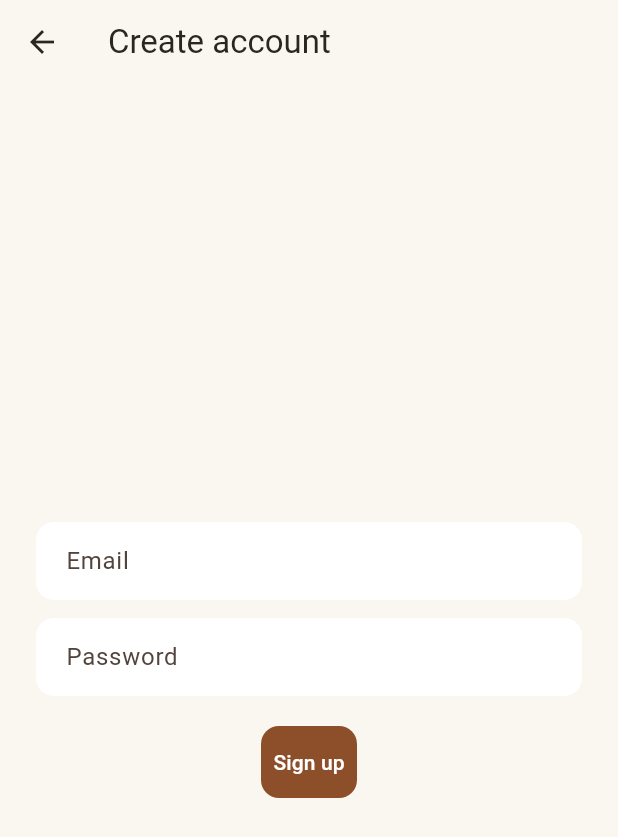
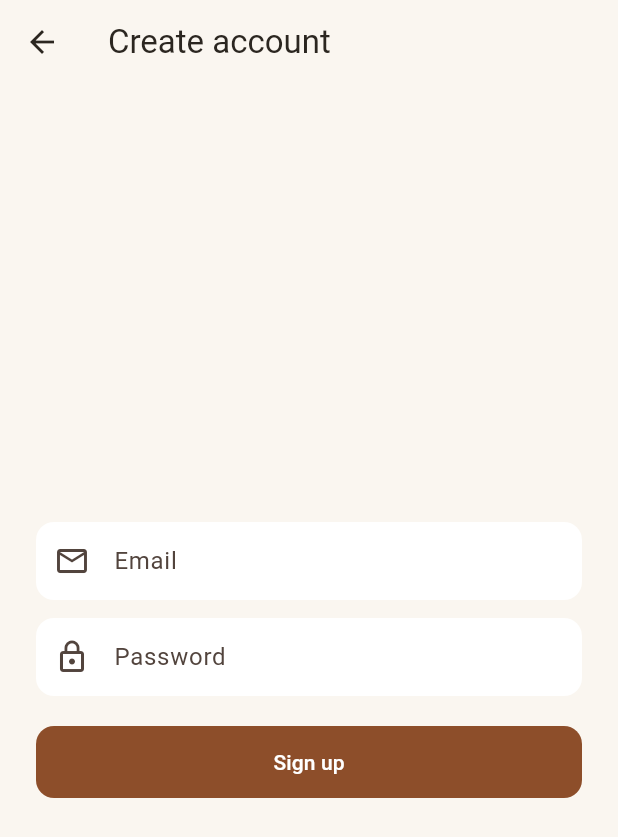
Before and after one commit to thunyataps/food_diary, a Flutter app: the screen it shows after launch, after a tap on "Sign in", after a tap on "Create account", on a phone screen of 412 x 824 dp. Shown: the top 837 px of the screen. Run offline on Flutter 3.47's test engine with Material 3 defaults, Android fonts, the phone set to English and light mode, and no system bars; our stand-ins replace fl_chart, flutter_image_compress, flutter_svg, image_picker, open_filex, package_info_plus and 2 more; accounts and stored records are empty; generated files the repository leaves out were written again; network calls fail.

Commit message:
Redesign the login/signup screens and add a properly-branded Google button
- Login: circular icon badge, subtitle, full-width stretched fields/
  buttons, prefix icons on email/password, an "or" divider separating
  email sign-in from Google sign-in.
- Google sign-in now follows Google's Sign-In branding guidelines: a
  white button with the official 4-color "G" mark (new SVG asset via
  flutter_svg) and neutral gray border/text, instead of an unbranded
  outlined button in the app's terracotta color.
- Signup: same prefix icons and stretched layout for visual consistency.
- Fixed a pre-existing leak: neither screen disposed its
  TextEditingControllers.

Verified on-device (emulator) in English, and via a widget probe that
the longer Thai "เข้าสู่ระบบด้วย Google" label doesn't overflow the
button at a 320dp width.

Co-Authored-By: Claude Sonnet 5 <noreply@anthropic.com>
Claude-Session: https://claude.ai/code/session_019w7Pizw15HziWNCZBprajr

```diff
--- a/lib/features/auth/login_screen.dart
+++ b/lib/features/auth/login_screen.dart
@@ -1,4 +1,5 @@
 import 'package:flutter/material.dart';
+import 'package:flutter_svg/flutter_svg.dart';
 
 import '../../l10n/generated/app_localizations.dart';
 import 'auth_repository.dart';
@@ -23,6 +24,13 @@ class _LoginScreenState extends State<LoginScreen> {
   String? _error;
   bool _loading = false;
 
+  @override
+  void dispose() {
+    _emailController.dispose();
+    _passwordController.dispose();
+    super.dispose();
+  }
+
   Future<void> _signIn() async {
     setState(() {
       _loading = true;
@@ -35,7 +43,9 @@ class _LoginScreenState extends State<LoginScreen> {
       );
       widget.onSignedIn();
     } catch (_) {
-      setState(() => _error = AppLocalizations.of(context).loginErrorFailed);
+      if (mounted) {
+        setState(() => _error = AppLocalizations.of(context).loginErrorFailed);
+      }
     } finally {
       if (mounted) setState(() => _loading = false);
     }
@@ -43,6 +53,8 @@ class _LoginScreenState extends State<LoginScreen> {
 
   @override
   Widget build(BuildContext context) {
+    final colorScheme = Theme.of(context).colorScheme;
+    final l10n = AppLocalizations.of(context);
     return Scaffold(
       body: SafeArea(
         child: Center(
@@ -52,22 +64,44 @@ class _LoginScreenState extends State<LoginScreen> {
               constraints: const BoxConstraints(maxWidth: 400),
               child: Column(
                 mainAxisSize: MainAxisSize.min,
+                crossAxisAlignment: CrossAxisAlignment.stretch,
                 children: [
-                  Icon(
-                    Icons.restaurant,
-                    size: 56,
-                    color: Theme.of(context).colorScheme.primary,
+                  Center(
+                    child: Container(
+                      width: 88,
+                      height: 88,
+                      decoration: BoxDecoration(
+                        shape: BoxShape.circle,
+                        color: colorScheme.primary.withValues(alpha: 0.12),
+                      ),
+                      child: Icon(
+                        Icons.restaurant,
+                        size: 40,
+                        color: colorScheme.primary,
+                      ),
+                    ),
                   ),
-                  const SizedBox(height: 12),
+                  const SizedBox(height: 20),
                   Text(
-                    AppLocalizations.of(context).appTitle,
-                    style: Theme.of(context).textTheme.headlineSmall,
+                    l10n.appTitle,
+                    textAlign: TextAlign.center,
+                    style: Theme.of(context).textTheme.headlineSmall
+                        ?.copyWith(fontWeight: FontWeight.bold),
                   ),
-                  const SizedBox(height: 32),
+                  const SizedBox(height: 8),
+                  Text(
+                    l10n.loginSubtitle,
+                    textAlign: TextAlign.center,
+                    style: Theme.of(context).textTheme.bodyMedium
+                        ?.copyWith(color: colorScheme.onSurfaceVariant),
+                  ),
+                  const SizedBox(height: 36),
                   TextField(
                     controller: _emailController,
+                    keyboardType: TextInputType.emailAddress,
                     decoration: InputDecoration(
-                      labelText: AppLocalizations.of(context).commonEmailLabel,
+                      labelText: l10n.commonEmailLabel,
+                      prefixIcon: const Icon(Icons.mail_outline),
                     ),
                   ),
                   const SizedBox(height: 12),
@@ -75,28 +109,46 @@ class _LoginScreenState extends State<LoginScreen> {
                     controller: _passwordController,
                     obscureText: true,
                     decoration: InputDecoration(
-                      labelText: AppLocalizations.of(context)
-                          .commonPasswordLabel,
+                      labelText: l10n.commonPasswordLabel,
+                      prefixIcon: const Icon(Icons.lock_outline),
                     ),
                   ),
                   if (_error != null) ...[
                     const SizedBox(height: 8),
                     Text(
                       _error!,
-                      style: TextStyle(
-                        color: Theme.of(context).colorScheme.error,
-                      ),
+                      textAlign: TextAlign.center,
+                      style: TextStyle(color: colorScheme.error),
                     ),
                   ],
                   const SizedBox(height: 20),
                   FilledButton(
                     onPressed: _loading ? null : _signIn,
-                    child: Text(AppLocalizations.of(context).loginSignInButton),
+                    child: Text(l10n.loginSignInButton),
                   ),
-                  const SizedBox(height: 12),
-                  OutlinedButton(
+                  const SizedBox(height: 20),
+                  Row(
+                    children: [
+                      Expanded(
+                        child: Divider(color: colorScheme.outlineVariant),
+                      ),
+                      Padding(
+                        padding: const EdgeInsets.symmetric(horizontal: 12),
+                        child: Text(
+                          l10n.loginOrDivider,
+                          style: Theme.of(context).textTheme.bodySmall
+                              ?.copyWith(color: colorScheme.onSurfaceVariant),
+                        ),
+                      ),
+                      Expanded(
+                        child: Divider(color: colorScheme.outlineVariant),
+                      ),
+                    ],
+                  ),
+                  const SizedBox(height: 20),
+                  _GoogleSignInButton(
+                    label: l10n.loginGoogleButton,
                     onPressed: () => widget.authRepository.signInWithGoogle(),
-                    child: Text(AppLocalizations.of(context).loginGoogleButton),
                   ),
                   const SizedBox(height: 12),
                   TextButton(
@@ -109,9 +161,7 @@ class _LoginScreenState extends State<LoginScreen> {
                         ),
                       ),
                     ),
-                    child: Text(
-                      AppLocalizations.of(context).commonCreateAccount,
-                    ),
+                    child: Text(l10n.commonCreateAccount),
                   ),
                 ],
               ),
@@ -122,3 +172,58 @@ class _LoginScreenState extends State<LoginScreen> {
     );
   }
 }
+
+/// A "Continue with Google" button matching Google's Sign-In branding
+/// guidelines: white surface, the official 4-color "G" mark, a neutral
+/// gray border/text — deliberately NOT themed with the app's terracotta
+/// palette, since Google's guidelines require the mark and button to stay
+/// visually consistent with Google's own brand regardless of host app.
+class _GoogleSignInButton extends StatelessWidget {
+  const _GoogleSignInButton({required this.label, required this.onPressed});
+
+  final String label;
+  final VoidCallback onPressed;
+
+  static const _borderColor = Color(0xFF747775);
+  static const _textColor = Color(0xFF1F1F1F);
+
+  @override
+  Widget build(BuildContext context) {
+    return SizedBox(
+      height: 48,
+      child: OutlinedButton(
+        onPressed: onPressed,
+        style: OutlinedButton.styleFrom(
+          backgroundColor: Colors.white,
+          side: const BorderSide(color: _borderColor),
+          shape: RoundedRectangleBorder(
+            borderRadius: BorderRadius.circular(12),
+          ),
+          padding: const EdgeInsets.symmetric(horizontal: 12),
+        ),
+        child: Row(
+          mainAxisAlignment: MainAxisAlignment.center,
+          children: [
+            SvgPicture.asset(
+              'assets/icons/google_logo.svg',
+              width: 18,
+              height: 18,
+            ),
+            const SizedBox(width: 12),
+            Flexible(
+              child: Text(
+                label,
+                overflow: TextOverflow.ellipsis,
+                style: const TextStyle(
+                  color: _textColor,
+                  fontSize: 14,
+                  fontWeight: FontWeight.w500,
+                ),
+              ),
+            ),
+          ],
+        ),
+      ),
+    );
+  }
+}
--- a/lib/features/auth/signup_screen.dart
+++ b/lib/features/auth/signup_screen.dart
@@ -22,6 +22,13 @@ class _SignupScreenState extends State<SignupScreen> {
   String? _error;
   String? _info;
   bool _loading = false;
+
+  @override
+  void dispose() {
+    _emailController.dispose();
+    _passwordController.dispose();
+    super.dispose();
+  }
 
   Future<void> _signUp() async {
     final navigator = Navigator.of(context);
@@ -74,11 +81,14 @@ class _SignupScreenState extends State<SignupScreen> {
               constraints: const BoxConstraints(maxWidth: 400),
               child: Column(
                 mainAxisSize: MainAxisSize.min,
+                crossAxisAlignment: CrossAxisAlignment.stretch,
                 children: [
                   TextField(
                     controller: _emailController,
+                    keyboardType: TextInputType.emailAddress,
                     decoration: InputDecoration(
                       labelText: AppLocalizations.of(context).commonEmailLabel,
+                      prefixIcon: const Icon(Icons.mail_outline),
                     ),
                   ),
                   const SizedBox(height: 12),
@@ -88,12 +98,14 @@ class _SignupScreenState extends State<SignupScreen> {
                     decoration: InputDecoration(
                       labelText: AppLocalizations.of(context)
                           .commonPasswordLabel,
+                      prefixIcon: const Icon(Icons.lock_outline),
                     ),
                   ),
                   if (_error != null) ...[
                     const SizedBox(height: 8),
                     Text(
                       _error!,
+                      textAlign: TextAlign.center,
                       style: TextStyle(
                         color: Theme.of(context).colorScheme.error,
                       ),
@@ -104,6 +116,7 @@ class _SignupScreenState extends State<SignupScreen> {
                     Text(
                       _info!,
                       key: const Key('signup_info'),
+                      textAlign: TextAlign.center,
                       style: const TextStyle(color: Color(0xFF7A8C6B)),
                     ),
                   ],
--- a/lib/l10n/app_en.arb
+++ b/lib/l10n/app_en.arb
@@ -13,7 +13,9 @@
   "commonFat": "Fat",
   "commonKcalUnit": "kcal",
   "commonGramUnit": "g",
+  "loginSubtitle": "Snap a photo, track your nutrition",
   "loginSignInButton": "Sign in",
+  "loginOrDivider": "or",
   "loginGoogleButton": "Continue with Google",
   "loginErrorFailed": "Sign in failed. Check your email/password.",
   "signupButton": "Sign up",
--- a/lib/l10n/app_th.arb
+++ b/lib/l10n/app_th.arb
@@ -13,7 +13,9 @@
   "commonFat": "ไขมัน",
   "commonKcalUnit": "kcal",
   "commonGramUnit": "g",
+  "loginSubtitle": "ถ่ายรูปอาหาร รู้สารอาหารทันที",
   "loginSignInButton": "เข้าสู่ระบบ",
+  "loginOrDivider": "หรือ",
   "loginGoogleButton": "เข้าสู่ระบบด้วย Google",
   "loginErrorFailed": "เข้าสู่ระบบไม่สำเร็จ ตรวจสอบอีเมล/รหัสผ่านอีกครั้ง",
   "signupButton": "สมัครสมาชิก",
--- a/pubspec.yaml
+++ b/pubspec.yaml
@@ -46,6 +46,7 @@ dependencies:
     sdk: flutter
   intl: ^0.20.3
   shared_preferences: ^2.5.5
+  flutter_svg: ^2.3.0
 
 dev_dependencies:
   flutter_test:
@@ -73,9 +74,8 @@ flutter:
   uses-material-design: true
 
   # To add assets to your application, add an assets section, like this:
-  # assets:
-  #   - images/a_dot_burr.jpeg
-  #   - images/a_dot_ham.jpeg
+  assets:
+    - assets/icons/google_logo.svg
 
   # An image asset can refer to one or more resolution-specific "variants", see
   # https://flutter.dev/to/resolution-aware-images
```
Also changed, not shown: assets/icons/google_logo.svg (added), pubspec.lock.
